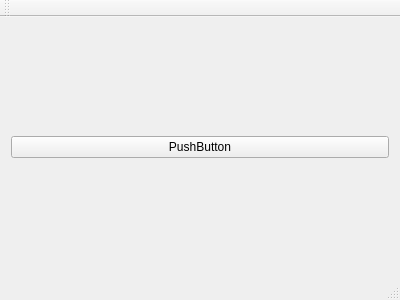
Before: the Qt Designer form csv_parser/mainwindow.ui in aloget/qtApp, drawn with Qt 5.
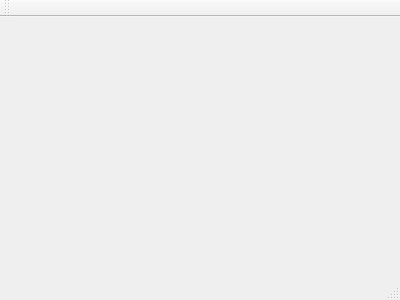
After: the same form once the commit is applied.

Commit message: нахуй это дерьмо

The edit to the form file:
```diff
--- a/csv_parser/mainwindow.ui
+++ b/csv_parser/mainwindow.ui
@@ -14,16 +14,7 @@
    <string>MainWindow</string>
   </property>
   <widget class="QWidget" name="centralWidget">
-   <layout class="QVBoxLayout" name="verticalLayout">
-    <item>
-     <widget class="QPushButton" name="pushButton">
-      <property name="text">
-       <string>PushButton</string>
-      </property>
-      <layout class="QHBoxLayout" name="horizontalLayout"/>
-     </widget>
-    </item>
-   </layout>
+   <layout class="QVBoxLayout" name="verticalLayout"/>
   </widget>
   <widget class="QMenuBar" name="menuBar">
    <property name="geometry">
```
